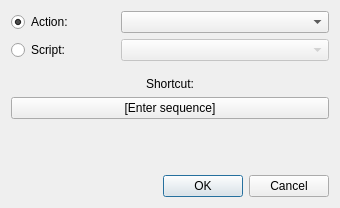
Old version of the form gui/dialogs/shortcutcreatordialog.ui in the repository do-i/thumbgrid.
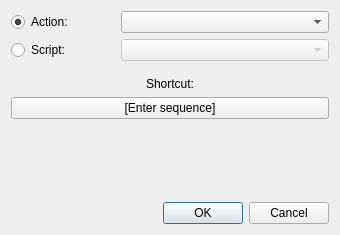
New version of the form. Custom widgets are drawn as their Qt base class.

```diff
--- a/gui/dialogs/shortcutcreatordialog.ui
+++ b/gui/dialogs/shortcutcreatordialog.ui
@@ -7,7 +7,7 @@
     <x>0</x>
     <y>0</y>
     <width>340</width>
-    <height>208</height>
+    <height>235</height>
    </rect>
   </property>
   <property name="windowTitle">
@@ -138,6 +138,22 @@
      </property>
     </spacer>
    </item>
+   <item>
+    <widget class="QLabel" name="warningLabel">
+     <property name="minimumSize">
+      <size>
+       <width>0</width>
+       <height>36</height>
+      </size>
+     </property>
+     <property name="text">
+      <string/>
+     </property>
+     <property name="wordWrap">
+      <bool>true</bool>
+     </property>
+    </widget>
+   </item>
    <item>
     <widget class="QDialogButtonBox" name="buttonBox">
      <property name="orientation">
```
Left out of the diff: 26 changed lines with no effect on the pictures.
